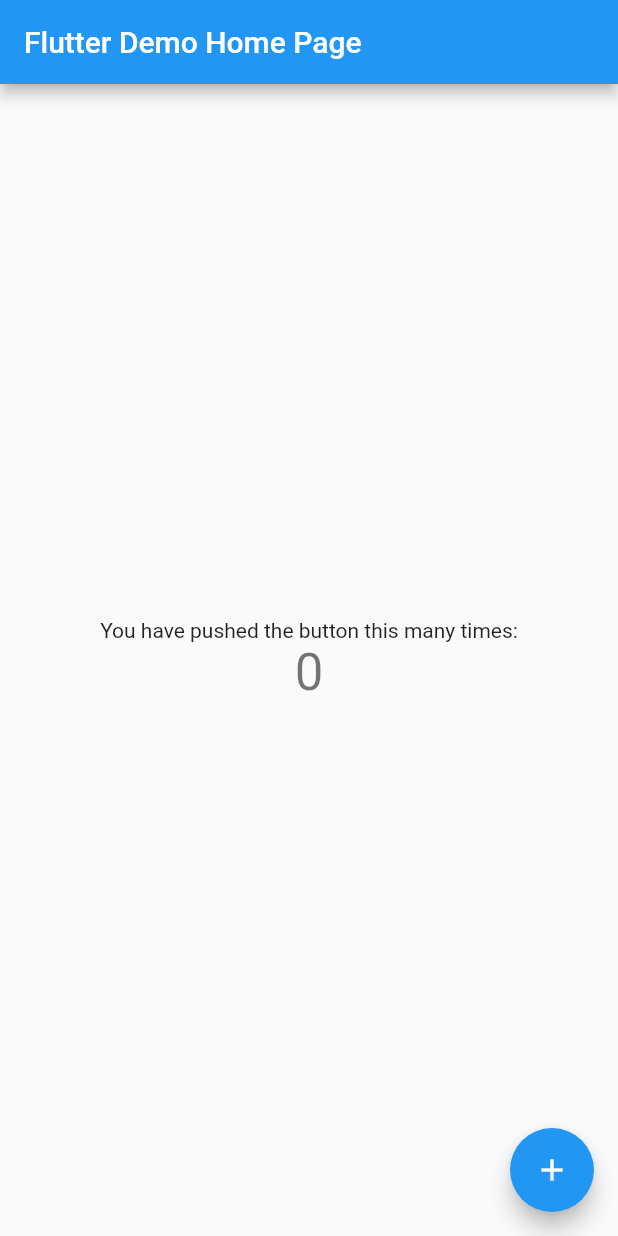
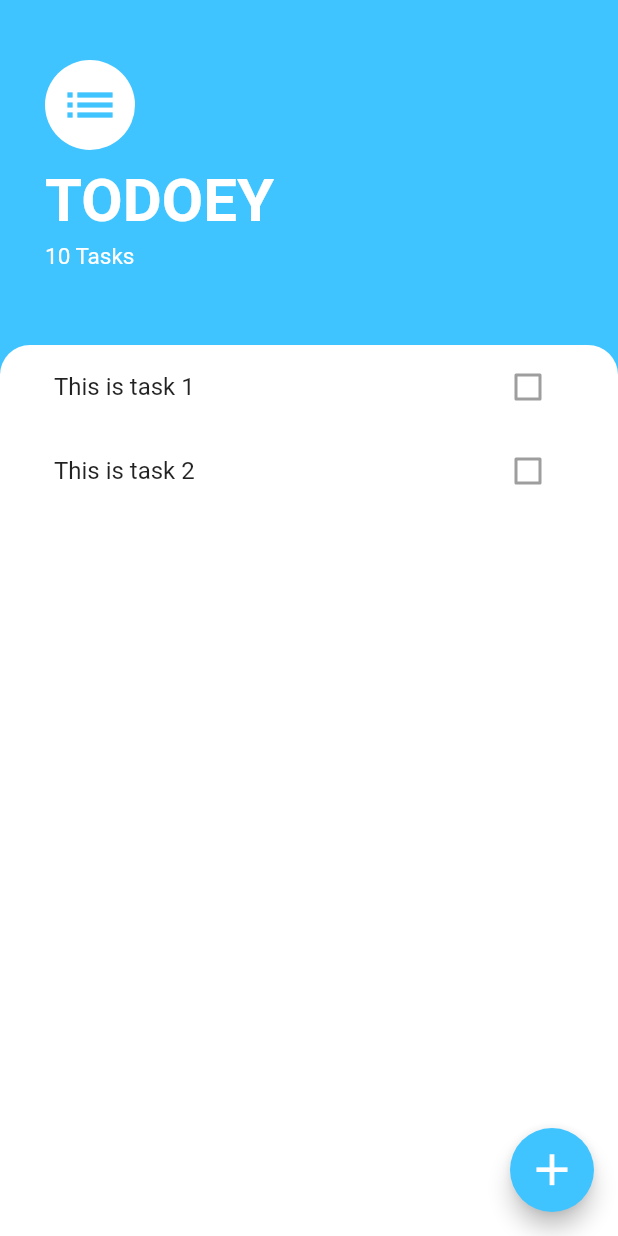
Before and after one commit to arnabb38/todoey, a Flutter app: the screen it shows after launch, on a phone screen of 412 x 824 dp. Run offline on Flutter 3.47's test engine with Material 2 defaults, Android fonts, the phone set to English and light mode, and no system bars.

Commit message:
updated home screen

```diff
--- a/lib/main.dart
+++ b/lib/main.dart
@@ -1,4 +1,5 @@
 import 'package:flutter/material.dart';
+import 'package:todoey/screens/tasks_screen.dart';
 
 void main() {
   runApp(MyApp());
@@ -9,109 +10,9 @@ class MyApp extends StatelessWidget {
   @override
   Widget build(BuildContext context) {
     return MaterialApp(
+      debugShowCheckedModeBanner: false,
       title: 'Flutter Demo',
-      theme: ThemeData(
-        // This is the theme of your application.
-        //
-        // Try running your application with "flutter run". You'll see the
-        // application has a blue toolbar. Then, without quitting the app, try
-        // changing the primarySwatch below to Colors.green and then invoke
-        // "hot reload" (press "r" in the console where you ran "flutter run",
-        // or simply save your changes to "hot reload" in a Flutter IDE).
-        // Notice that the counter didn't reset back to zero; the application
-        // is not restarted.
-        primarySwatch: Colors.blue,
-        // This makes the visual density adapt to the platform that you run
-        // the app on. For desktop platforms, the controls will be smaller and
-        // closer together (more dense) than on mobile platforms.
-        visualDensity: VisualDensity.adaptivePlatformDensity,
-      ),
-      home: MyHomePage(title: 'Flutter Demo Home Page'),
+      home: TasksScreen(),
     );
   }
 }
-
-class MyHomePage extends StatefulWidget {
-  MyHomePage({Key key, this.title}) : super(key: key);
-
-  // This widget is the home page of your application. It is stateful, meaning
-  // that it has a State object (defined below) that contains fields that affect
-  // how it looks.
-
-  // This class is the configuration for the state. It holds the values (in this
-  // case the title) provided by the parent (in this case the App widget) and
-  // used by the build method of the State. Fields in a Widget subclass are
-  // always marked "final".
-
-  final String title;
-
-  @override
-  _MyHomePageState createState() => _MyHomePageState();
-}
-
-class _MyHomePageState extends State<MyHomePage> {
-  int _counter = 0;
-
-  void _incrementCounter() {
-    setState(() {
-      // This call to setState tells the Flutter framework that something has
-      // changed in this State, which causes it to rerun the build method below
-      // so that the display can reflect the updated values. If we changed
-      // _counter without calling setState(), then the build method would not be
-      // called again, and so nothing would appear to happen.
-      _counter++;
-    });
-  }
-
-  @override
-  Widget build(BuildContext context) {
-    // This method is rerun every time setState is called, for instance as done
-    // by the _incrementCounter method above.
-    //
-    // The Flutter framework has been optimized to make rerunning build methods
-    // fast, so that you can just rebuild anything that needs updating rather
-    // than having to individually change instances of widgets.
-    return Scaffold(
-      appBar: AppBar(
-        // Here we take the value from the MyHomePage object that was created by
-        // the App.build method, and use it to set our appbar title.
-        title: Text(widget.title),
-      ),
-      body: Center(
-        // Center is a layout widget. It takes a single child and positions it
-        // in the middle of the parent.
-        child: Column(
-          // Column is also a layout widget. It takes a list of children and
-          // arranges them vertically. By default, it sizes itself to fit its
-          // children horizontally, and tries to be as tall as its parent.
-          //
-          // Invoke "debug painting" (press "p" in the console, choose the
-          // "Toggle Debug Paint" action from the Flutter Inspector in Android
-          // Studio, or the "Toggle Debug Paint" command in Visual Studio Code)
-          // to see the wireframe for each widget.
-          //
-          // Column has various properties to control how it sizes itself and
-          // how it positions its children. Here we use mainAxisAlignment to
-          // center the children vertically; the main axis here is the vertical
-          // axis because Columns are vertical (the cross axis would be
-          // horizontal).
-          mainAxisAlignment: MainAxisAlignment.center,
-          children: <Widget>[
-            Text(
-              'You have pushed the button this many times:',
-            ),
-            Text(
-              '$_counter',
-              style: Theme.of(context).textTheme.headline4,
-            ),
-          ],
-        ),
-      ),
-      floatingActionButton: FloatingActionButton(
-        onPressed: _incrementCounter,
-        tooltip: 'Increment',
-        child: Icon(Icons.add),
-      ), // This trailing comma makes auto-formatting nicer for build methods.
-    );
-  }
-}
--- /dev/null
+++ b/lib/screens/tasks_screen.dart
@@ -0,0 +1,102 @@
+import 'package:flutter/cupertino.dart';
+import 'package:flutter/material.dart';
+
+class TasksScreen extends StatelessWidget {
+  @override
+  Widget build(BuildContext context) {
+    return Scaffold(
+      backgroundColor: Colors.lightBlueAccent,
+      body: Column(
+        crossAxisAlignment: CrossAxisAlignment.start,
+        children: <Widget>[
+          Container(
+            padding: EdgeInsets.only(
+              top: 40.0,
+              bottom: 50.0,
+              left: 30.0,
+              right: 30.0,
+            ),
+            child: Column(
+              crossAxisAlignment: CrossAxisAlignment.start,
+              children: <Widget>[
+                CircleAvatar(
+                  backgroundColor: Colors.white,
+                  radius: 30.0,
+                  child: Icon(
+                    Icons.list,
+                    size: 40.0,
+                    color: Colors.lightBlueAccent,
+                  ),
+                ),
+                SizedBox(
+                  height: 10.0,
+                ),
+                Text(
+                  "TODOEY",
+                  style: TextStyle(
+                    color: Colors.white,
+                    fontSize: 40.0,
+                    fontWeight: FontWeight.w600,
+                  ),
+                ),
+                SizedBox(
+                  height: 5.0,
+                ),
+                Text(
+                  "10 Tasks",
+                  style: TextStyle(
+                    color: Colors.white,
+                    fontSize: 15.0,
+                    fontWeight: FontWeight.w400,
+                  ),
+                ),
+              ],
+            ),
+          ),
+          Expanded(
+            child: Container(
+              padding: EdgeInsets.symmetric(horizontal: 20.0),
+              decoration: BoxDecoration(
+                color: Colors.white,
+                borderRadius: BorderRadius.only(
+                  topLeft: Radius.circular(20.0),
+                  topRight: Radius.circular(20.0),
+                ),
+              ),
+              child: ListView(
+                children: <Widget>[
+                  ListTile(
+                    title: Text(
+                      "This is task 1",
+                    ),
+                    trailing: Checkbox(
+                      value: false,
+                    ),
+                  ),
+                  ListTile(
+                    title: Text(
+                      "This is task 2",
+                    ),
+                    trailing: Checkbox(
+                      value: false,
+                    ),
+                  ),
+                ],
+              ),
+            ),
+          ),
+        ],
+      ),
+      floatingActionButton: FloatingActionButton(
+        backgroundColor: Colors.lightBlueAccent,
+        child: Icon(
+          Icons.add,
+          size: 35.0,
+        ),
+        onPressed: () {
+          print("FAB");
+        },
+      ),
+    );
+  }
+}
```
